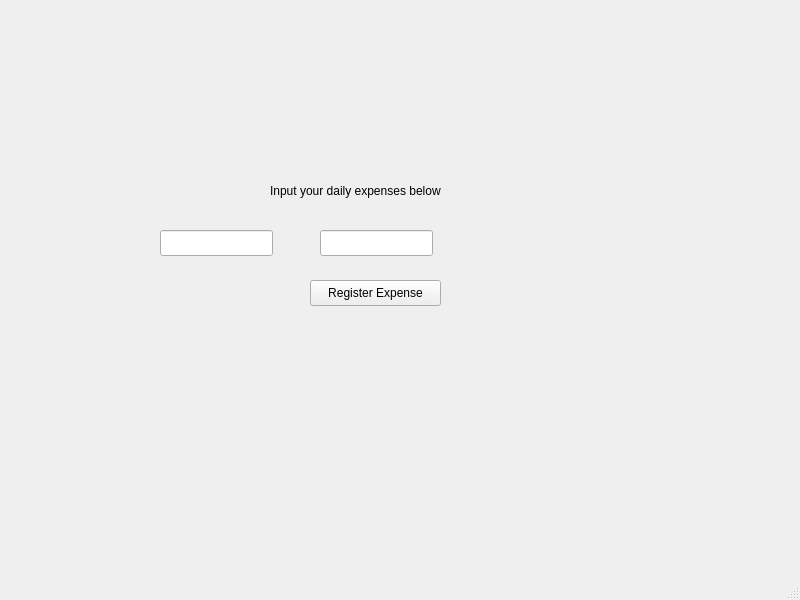
Above: src/ui/mainwindow.ui from Mihael0/finance_manager_qt before the change. Below: the same form after it.
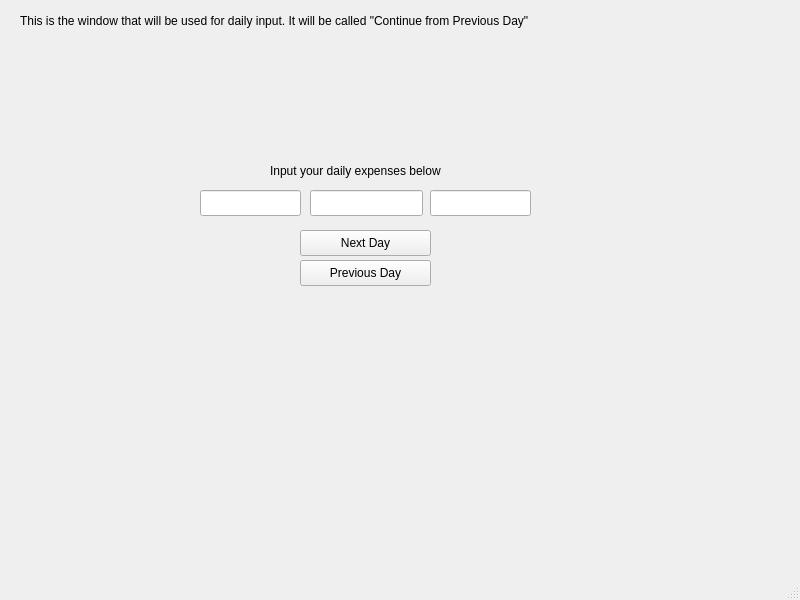
That is the form after the change.

Commit message: Created the functionality to increase the days of the month

```diff
--- a/src/ui/mainwindow.ui
+++ b/src/ui/mainwindow.ui
@@ -18,7 +18,7 @@
     <property name="geometry">
      <rect>
       <x>270</x>
-      <y>170</y>
+      <y>150</y>
       <width>231</width>
       <height>41</height>
      </rect>
@@ -27,25 +27,12 @@
      <string>Input your daily expenses below</string>
     </property>
    </widget>
-   <widget class="QPushButton" name="registerExpense">
-    <property name="geometry">
-     <rect>
-      <x>310</x>
-      <y>280</y>
-      <width>131</width>
-      <height>26</height>
-     </rect>
-    </property>
-    <property name="text">
-     <string>Register Expense</string>
-    </property>
-   </widget>
    <widget class="QLineEdit" name="currentMonth">
     <property name="geometry">
      <rect>
-      <x>160</x>
-      <y>230</y>
-      <width>113</width>
+      <x>430</x>
+      <y>190</y>
+      <width>101</width>
       <height>26</height>
      </rect>
     </property>
@@ -56,13 +43,65 @@
    <widget class="QLineEdit" name="dailyExpenses">
     <property name="geometry">
      <rect>
-      <x>320</x>
-      <y>230</y>
+      <x>310</x>
+      <y>190</y>
       <width>113</width>
       <height>26</height>
      </rect>
     </property>
    </widget>
+   <widget class="QPushButton" name="nextDay">
+    <property name="geometry">
+     <rect>
+      <x>300</x>
+      <y>230</y>
+      <width>131</width>
+      <height>26</height>
+     </rect>
+    </property>
+    <property name="text">
+     <string>Next Day</string>
+    </property>
+   </widget>
+   <widget class="QPushButton" name="previousDay">
+    <property name="geometry">
+     <rect>
+      <x>300</x>
+      <y>260</y>
+      <width>131</width>
+      <height>26</height>
+     </rect>
+    </property>
+    <property name="text">
+     <string>Previous Day</string>
+    </property>
+   </widget>
+   <widget class="QLabel" name="label_2">
+    <property name="geometry">
+     <rect>
+      <x>20</x>
+      <y>0</y>
+      <width>741</width>
+      <height>41</height>
+     </rect>
+    </property>
+    <property name="text">
+     <string>This is the window that will be used for daily input. It will be called &quot;Continue from Previous Day&quot;</string>
+    </property>
+   </widget>
+   <widget class="QLineEdit" name="startOfCurrentMonth">
+    <property name="geometry">
+     <rect>
+      <x>200</x>
+      <y>190</y>
+      <width>101</width>
+      <height>26</height>
+     </rect>
+    </property>
+    <property name="readOnly">
+     <bool>true</bool>
+    </property>
+   </widget>
    <zorder>label</zorder>
    <zorder>registerExpense</zorder>
    <zorder>dailyExpenses</zorder>
```
Left out of the diff: 5 changed lines with no effect on the pictures. The commit also changes 5 other files.
